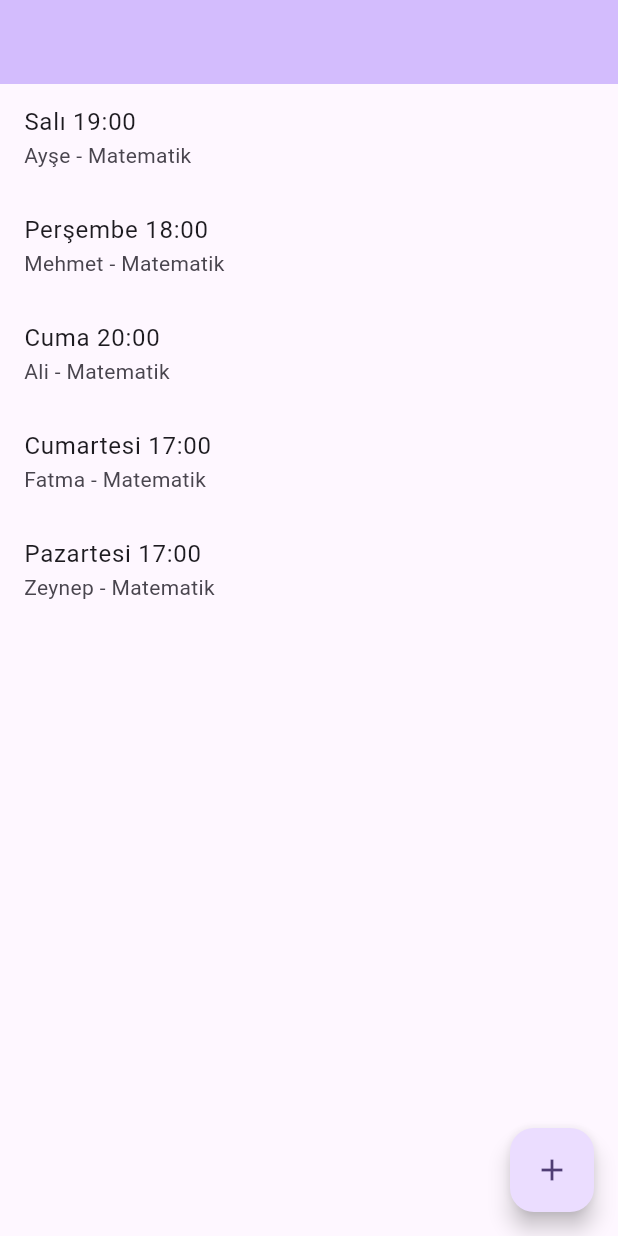
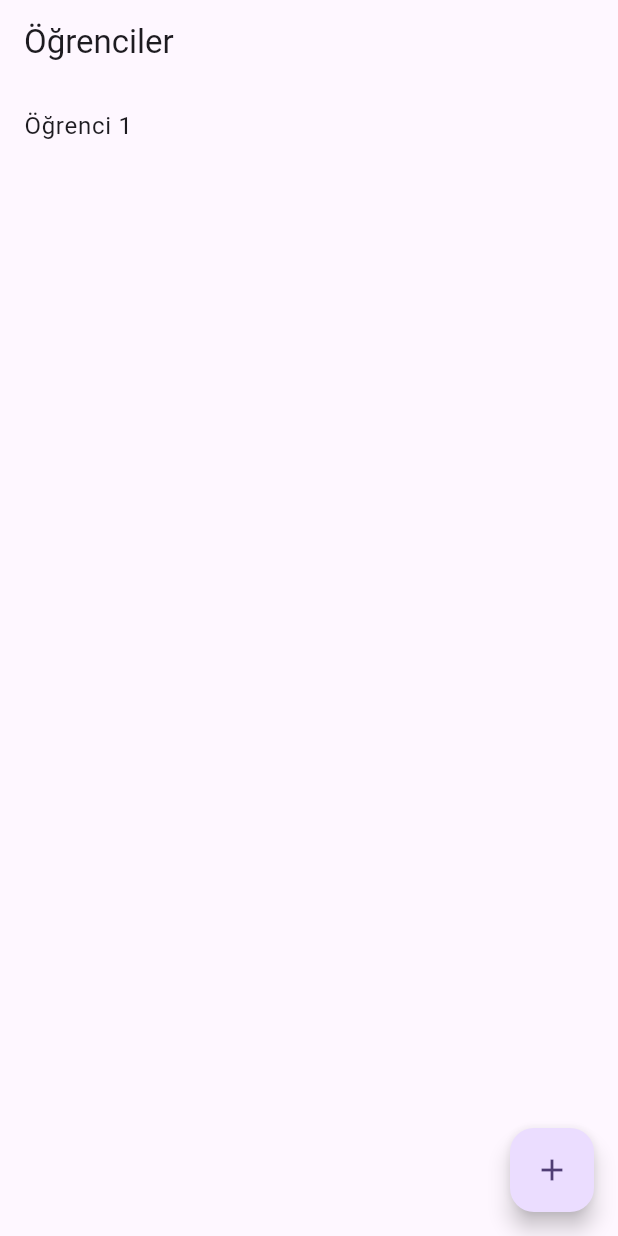
Before and after one commit to furkanyilmazdev/ders_takip, a Flutter app: the screen it shows after launch, after a tap on the "add" icon, on a phone screen of 412 x 824 dp. Run offline on Flutter 3.47's test engine with Material 3 defaults, Android fonts, the phone set to English and light mode, and no system bars; our stand-ins replace flutter_riverpod.

Commit message:
Add Riverpod providers, students screen and clean up main

```diff
--- /dev/null
+++ b/lib/data/providers.dart
@@ -0,0 +1,27 @@
+import 'package:flutter_riverpod/flutter_riverpod.dart';
+
+import '../models/student.dart';
+import 'in_memory_student_repository.dart';
+import 'student_repository.dart';
+
+final studentRepositoryProvider = Provider<StudentRepository>((ref) {
+  return InMemoryStudentRepository();
+});
+
+class StudentsNotifier extends AsyncNotifier<List<Student>> {
+  @override
+  Future<List<Student>> build() {
+    return ref.watch(studentRepositoryProvider).getAll();
+  }
+
+  Future<void> addTestStudent() async {
+    final repo = ref.read(studentRepositoryProvider);
+    final count = (await repo.getAll()).length;
+    await repo.add(Student(name: 'Öğrenci ${count + 1}'));
+    state = AsyncData(await repo.getAll());
+  }
+}
+
+final studentsProvider = AsyncNotifierProvider<StudentsNotifier, List<Student>>(
+  StudentsNotifier.new,
+);
--- a/lib/main.dart
+++ b/lib/main.dart
@@ -1,112 +1,23 @@
 import 'package:flutter/material.dart';
+import 'package:flutter_riverpod/flutter_riverpod.dart';
+
+import 'screens/students_screen.dart';
 
 void main() {
-  runApp(const MyApp());
+  runApp(const ProviderScope(child: MyApp()));
 }
 
 class MyApp extends StatelessWidget {
   const MyApp({super.key});
 
-  // This widget is the root of your application.
   @override
   Widget build(BuildContext context) {
     return MaterialApp(
-      title: 'Flutter Demo',
+      title: 'Ders Takip',
       theme: ThemeData(
-        // This is the theme of your application.
-        //
-        // TRY THIS: Try running your application with "flutter run". You'll see
-        // the application has a purple toolbar. Then, without quitting the app,
-        // try changing the seedColor in the colorScheme below to Colors.green
-        // and then invoke "hot reload" (save your changes or press the "hot
-        // reload" button in a Flutter-supported IDE, or press "r" if you used
-        // the command line to start the app).
-        //
-        // Notice that the counter didn't reset back to zero; the application
-        // state is not lost during the reload. To reset the state, use hot
-        // restart instead.
-        //
-        // This works for code too, not just values: Most code changes can be
-        // tested with just a hot reload.
-        colorScheme: .fromSeed(seedColor: Colors.deepPurple),
+        colorScheme: ColorScheme.fromSeed(seedColor: Colors.deepPurple),
       ),
-      home: const MyHomePage(title: ''),
+      home: const StudentsScreen(),
     );
   }
 }
-
-class MyHomePage extends StatefulWidget {
-  const MyHomePage({super.key, required this.title});
-
-  // This widget is the home page of your application. It is stateful, meaning
-  // that it has a State object (defined below) that contains fields that affect
-  // how it looks.
-
-  // This class is the configuration for the state. It holds the values (in this
-  // case the title) provided by the parent (in this case the App widget) and
-  // used by the build method of the State. Fields in a Widget subclass are
-  // always marked "final".
-
-  final String title;
-
-  @override
-  State<MyHomePage> createState() => _MyHomePageState();
-}
-
-class _MyHomePageState extends State<MyHomePage> {
-  final List<Ders> dersler = [
-    Ders('Salı', '19:00', 'Ayşe'),
-    Ders('Perşembe', '18:00', 'Mehmet'),
-    Ders('Cuma', '20:00', 'Ali'),
-    Ders('Cumartesi', '17:00', 'Fatma'),
-  ];
-
-  void _dersEkle() {
-    setState(() {
-      dersler.add(const Ders('Pazartesi', '17:00', 'Zeynep'));
-    });
-  }
-
-  @override
-  Widget build(BuildContext context) {
-    // This method is rerun every time setState is called, for instance as done
-    // by the _incrementCounter method above.
-    //
-    // The Flutter framework has been optimized to make rerunning build methods
-    // fast, so that you can just rebuild anything that needs updating rather
-    // than having to individually change instances of widgets.
-    return Scaffold(
-      appBar: AppBar(
-        // TRY THIS: Try changing the color here to a specific color (to
-        // Colors.amber, perhaps?) and trigger a hot reload to see the AppBar
-        // change color while the other colors stay the same.
-        backgroundColor: Theme.of(context).colorScheme.inversePrimary,
-        // Here we take the value from the MyHomePage object that was created by
-        // the App.build method, and use it to set our appbar title.
-        title: Text(widget.title),
-      ),
-      body: ListView.builder(
-        itemCount: dersler.length,
-        itemBuilder: (context, index) {
-          final ders = dersler[index];
-          return ListTile(
-            title: Text('${ders.gun} ${ders.saat}'),
-            subtitle: Text('${ders.ogrenci} - Matematik'),
-          );
-        },
-      ),
-      floatingActionButton: FloatingActionButton(
-        onPressed: _dersEkle,
-        tooltip: 'Ders ekle',
-        child: const Icon(Icons.add),
-      ),
-    );
-  }
-}
-
-class Ders {
-  final String gun;
-  final String saat;
-  final String ogrenci;
-  const Ders(this.gun, this.saat, this.ogrenci);
-}
--- /dev/null
+++ b/lib/screens/students_screen.dart
@@ -0,0 +1,33 @@
+import 'package:flutter/material.dart';
+import 'package:flutter_riverpod/flutter_riverpod.dart';
+
+import '../data/providers.dart';
+
+class StudentsScreen extends ConsumerWidget {
+  const StudentsScreen({super.key});
+
+  @override
+  Widget build(BuildContext context, WidgetRef ref) {
+    final students = ref.watch(studentsProvider);
+
+    return Scaffold(
+      appBar: AppBar(title: const Text('Öğrenciler')),
+      body: students.when(
+        data: (list) => ListView.builder(
+          itemCount: list.length,
+          itemBuilder: (context, index) {
+            return ListTile(title: Text(list[index].name));
+          },
+        ),
+        loading: () => const Center(child: CircularProgressIndicator()),
+        error: (error, stack) => Center(child: Text('Hata: $error')),
+      ),
+      floatingActionButton: FloatingActionButton(
+        onPressed: () {
+          ref.read(studentsProvider.notifier).addTestStudent();
+        },
+        child: const Icon(Icons.add),
+      ),
+    );
+  }
+}
--- a/pubspec.yaml
+++ b/pubspec.yaml
@@ -35,6 +35,7 @@ dependencies:
   # Use with the CupertinoIcons class for iOS style icons.
   cupertino_icons: ^1.0.8
   uuid: ^4.6.0
+  flutter_riverpod: ^3.4.3
 
 dev_dependencies:
   flutter_test:
```
Also changed, not shown: pubspec.lock.
